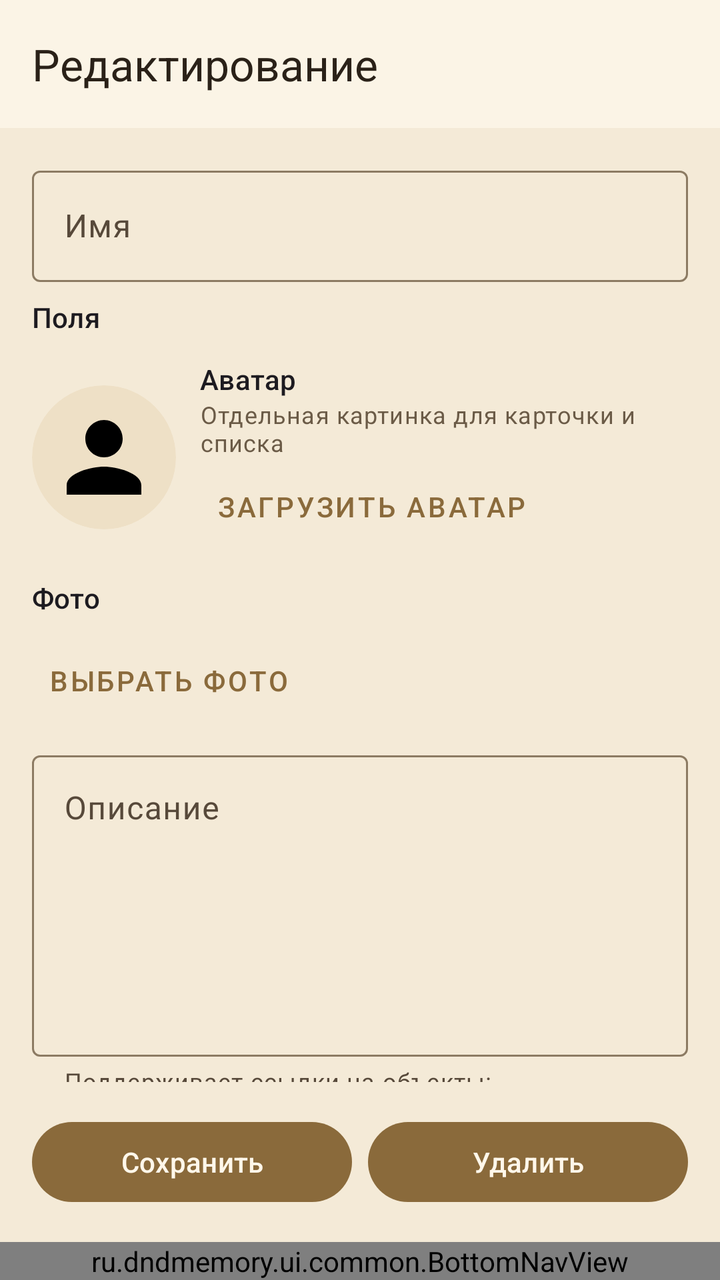
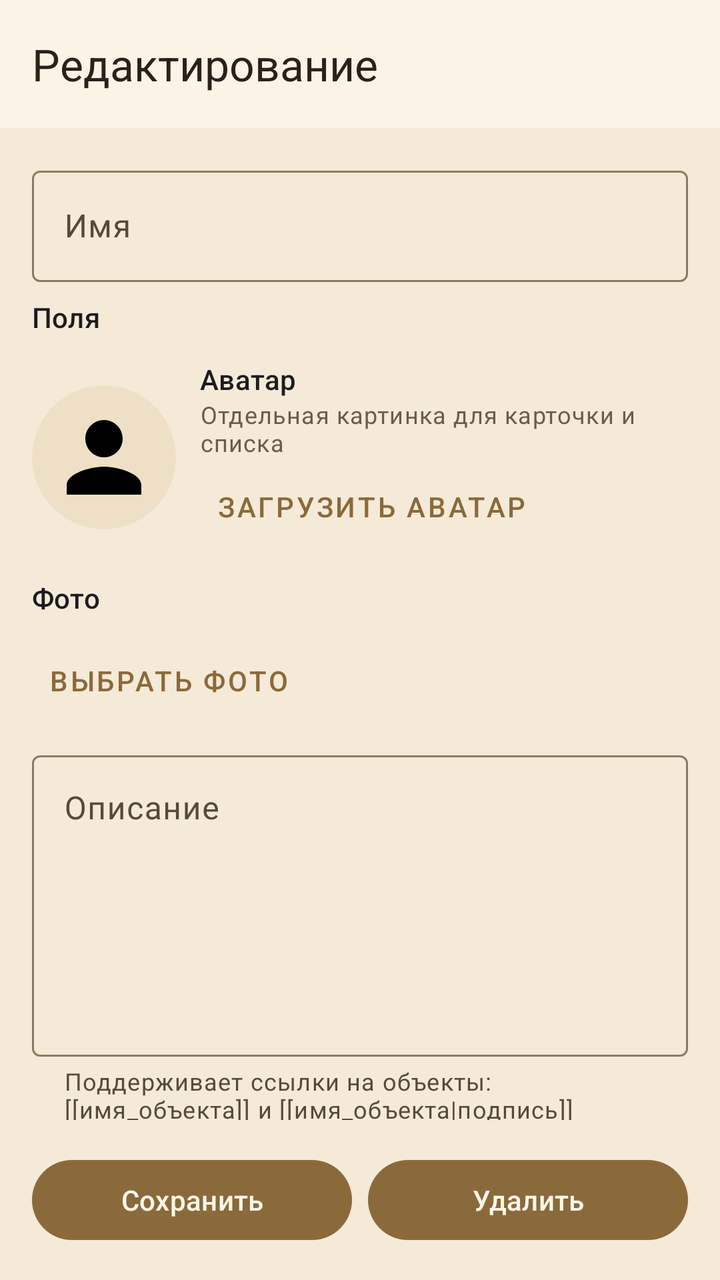

Before-and-after screenshots of an Android layout around one commit, followed by the original layout XML and the change that was made.
<!-- AndroidManifest.xml: application theme Theme.DnDMemory -->
<!-- res/layout/activity_entity_edit.xml -->
<?xml version="1.0" encoding="utf-8"?>
<LinearLayout xmlns:android="http://schemas.android.com/apk/res/android"
    xmlns:app="http://schemas.android.com/apk/res-auto"
    android:layout_width="match_parent"
    android:layout_height="match_parent"
    android:orientation="vertical">

    <com.google.android.material.appbar.MaterialToolbar
        style="@style/Widget.DnDMemory.Toolbar"
        android:id="@+id/entity_edit_toolbar"
        android:layout_width="match_parent"
        android:layout_height="?attr/actionBarSize"
        app:title="@string/entity_edit_title_edit" />

    <androidx.core.widget.NestedScrollView
        android:layout_width="match_parent"
        android:layout_height="0dp"
        android:layout_weight="1"
        android:clipToPadding="false"
        android:paddingBottom="72dp">

        <LinearLayout
            android:layout_width="match_parent"
            android:layout_height="wrap_content"
            android:orientation="vertical"
            android:padding="16dp">

            <com.google.android.material.textfield.TextInputLayout
                android:id="@+id/entity_edit_name_group"
                android:layout_width="match_parent"
                android:layout_height="wrap_content"
                android:hint="@string/entity_edit_name">

                <com.google.android.material.textfield.TextInputEditText
                    android:id="@+id/entity_edit_name_input"
                    android:layout_width="match_parent"
                    android:layout_height="wrap_content"
                    android:inputType="textCapSentences"
                    android:maxLines="1" />
            </com.google.android.material.textfield.TextInputLayout>

            <TextView
                android:id="@+id/entity_edit_fields_title"
                android:layout_width="match_parent"
                android:layout_height="wrap_content"
                android:layout_marginTop="8dp"
                android:text="@string/entity_detail_fields"
                android:textAppearance="?attr/textAppearanceTitleSmall" />

            
            <com.google.android.material.textfield.TextInputLayout
                android:id="@+id/entity_edit_race_group"
                android:layout_width="match_parent"
                android:layout_height="wrap_content"
                android:hint="@string/attr_race"
                android:visibility="gone">

                <com.google.android.material.textfield.MaterialAutoCompleteTextView
                    android:id="@+id/entity_edit_race_input"
                    style="@style/Widget.Material3.AutoCompleteTextView.OutlinedBox"
                    android:layout_width="match_parent"
                    android:layout_height="wrap_content"
                    android:completionThreshold="1"
                    android:inputType="textCapSentences"
                    android:maxLines="1" />
            </com.google.android.material.textfield.TextInputLayout>

            
            <com.google.android.material.textfield.TextInputLayout
                android:id="@+id/entity_edit_gender_group"
                style="@style/Widget.Material3.TextInputLayout.OutlinedBox.ExposedDropdownMenu"
                android:layout_width="match_parent"
                android:layout_height="wrap_content"
                android:hint="@string/attr_gender"
                android:visibility="gone">

                <com.google.android.material.textfield.MaterialAutoCompleteTextView
                    android:id="@+id/entity_edit_gender"
                    android:layout_width="match_parent"
                    android:layout_height="wrap_content"
                    android:inputType="none" />
            </com.google.android.material.textfield.TextInputLayout>

            
            <com.google.android.material.textfield.TextInputLayout
                android:id="@+id/entity_edit_klass_group"
                android:layout_width="match_parent"
                android:layout_height="wrap_content"
                android:hint="@string/attr_klass"
                android:visibility="gone">

                <com.google.android.material.textfield.MaterialAutoCompleteTextView
                    android:id="@+id/entity_edit_klass_input"
                    style="@style/Widget.Material3.AutoCompleteTextView.OutlinedBox"
                    android:layout_width="match_parent"
                    android:layout_height="wrap_content"
                    android:completionThreshold="1"
                    android:inputType="textCapSentences"
                    android:maxLines="1" />
            </com.google.android.material.textfield.TextInputLayout>

            <com.google.android.material.textfield.TextInputLayout
                android:id="@+id/entity_edit_player_group"
                style="@style/Widget.Material3.TextInputLayout.OutlinedBox.ExposedDropdownMenu"
                android:layout_width="match_parent"
                android:layout_height="wrap_content"
                android:hint="@string/attr_player_name"
                android:visibility="gone"
                app:endIconMode="dropdown_menu">

                <com.google.android.material.textfield.MaterialAutoCompleteTextView
                    android:id="@+id/entity_edit_player"
                    android:layout_width="match_parent"
                    android:layout_height="wrap_content"
                    android:inputType="none" />
            </com.google.android.material.textfield.TextInputLayout>

            
            <com.google.android.material.textfield.TextInputLayout
                android:id="@+id/entity_edit_location_type_group"
                android:layout_width="match_parent"
                android:layout_height="wrap_content"
                android:hint="Тип локации"
                android:visibility="gone">

                <com.google.android.material.textfield.MaterialAutoCompleteTextView
                    android:id="@+id/entity_edit_location_type"
                    style="@style/Widget.Material3.AutoCompleteTextView.OutlinedBox"
                    android:layout_width="match_parent"
                    android:layout_height="wrap_content"
                    android:completionThreshold="1"
                    android:inputType="textCapSentences"
                    android:maxLines="1" />
            </com.google.android.material.textfield.TextInputLayout>

            <com.google.android.material.textfield.TextInputLayout
                android:id="@+id/entity_edit_item_type_group"
                android:layout_width="match_parent"
                android:layout_height="wrap_content"
                android:hint="Тип предмета"
                android:visibility="gone">

                <com.google.android.material.textfield.MaterialAutoCompleteTextView
                    android:id="@+id/entity_edit_item_type"
                    style="@style/Widget.Material3.AutoCompleteTextView.OutlinedBox"
                    android:layout_width="match_parent"
                    android:layout_height="wrap_content"
                    android:completionThreshold="1"
                    android:inputType="textCapSentences"
                    android:maxLines="1" />
            </com.google.android.material.textfield.TextInputLayout>

            <com.google.android.material.textfield.TextInputLayout
                android:id="@+id/entity_edit_short_group"
                android:layout_width="match_parent"
                android:layout_height="wrap_content"
                android:hint="@string/attr_short_description"
                android:visibility="gone">

                <com.google.android.material.textfield.TextInputEditText
                    android:id="@+id/entity_edit_short_input"
                    android:layout_width="match_parent"
                    android:layout_height="wrap_content"
                    android:inputType="textCapSentences"
                    android:maxLines="2" />
            </com.google.android.material.textfield.TextInputLayout>

            
            <com.google.android.material.textfield.TextInputLayout
                android:id="@+id/entity_edit_owner_link_group"
                android:layout_width="match_parent"
                android:layout_height="wrap_content"
                android:hint="@string/entity_owner_link_hint"
                android:visibility="gone"
                app:helperText="@string/entity_owner_link_helper">

                <com.google.android.material.textfield.MaterialAutoCompleteTextView
                    android:id="@+id/entity_edit_owner_link"
                    style="@style/Widget.Material3.AutoCompleteTextView.OutlinedBox"
                    android:layout_width="match_parent"
                    android:layout_height="wrap_content"
                    android:inputType="textCapSentences"
                    android:maxLines="1" />
            </com.google.android.material.textfield.TextInputLayout>

            
            <LinearLayout
                android:id="@+id/entity_edit_items_group"
                android:layout_width="match_parent"
                android:layout_height="wrap_content"
                android:orientation="vertical"
                android:visibility="gone">

                <TextView
                    android:layout_width="match_parent"
                    android:layout_height="wrap_content"
                    android:layout_marginTop="8dp"
                    android:text="@string/attr_items"
                    android:textAppearance="?attr/textAppearanceTitleSmall" />

                <LinearLayout
                    android:id="@+id/entity_edit_items"
                    android:layout_width="match_parent"
                    android:layout_height="wrap_content"
                    android:orientation="vertical" />

                <com.google.android.material.button.MaterialButton
                    android:id="@+id/entity_edit_add_item"
                    style="?attr/materialButtonOutlinedStyle"
                    android:layout_width="wrap_content"
                    android:layout_height="wrap_content"
                    android:text="@string/entity_item_add" />
            </LinearLayout>

                
                <LinearLayout
                    android:layout_width="match_parent"
                    android:layout_height="wrap_content"
                    android:layout_marginTop="12dp"
                    android:gravity="center_vertical"
                    android:orientation="horizontal">

                    <ImageView
                        android:id="@+id/entity_edit_avatar"
                        android:layout_width="72dp"
                        android:layout_height="72dp"
                        android:background="@drawable/bg_avatar"
                        android:clipToOutline="true"
                        android:contentDescription="@string/entity_avatar"
                        android:padding="8dp"
                        android:scaleType="centerCrop"
                        android:src="@drawable/ic_hero" />

                    <LinearLayout
                        android:layout_width="0dp"
                        android:layout_height="wrap_content"
                        android:layout_marginStart="12dp"
                        android:layout_weight="1"
                        android:orientation="vertical">

                        <TextView
                            android:layout_width="match_parent"
                            android:layout_height="wrap_content"
                            android:text="@string/entity_avatar"
                            android:textAppearance="?attr/textAppearanceLabelLarge" />

                        <TextView
                            android:layout_width="match_parent"
                            android:layout_height="wrap_content"
                            android:text="@string/entity_avatar_hint"
                            android:textAppearance="?attr/textAppearanceBodySmall"
                            android:textColor="@color/text_muted" />

                        <LinearLayout
                            android:layout_width="match_parent"
                            android:layout_height="wrap_content"
                            android:orientation="horizontal">

                            <com.google.android.material.button.MaterialButton
                                android:id="@+id/entity_edit_avatar_pick"
                                style="@style/Widget.MaterialComponents.Button.TextButton"
                                android:layout_width="wrap_content"
                                android:layout_height="wrap_content"
                                android:text="@string/entity_avatar_pick" />

                            <com.google.android.material.button.MaterialButton
                                android:id="@+id/entity_edit_avatar_clear"
                                style="@style/Widget.MaterialComponents.Button.TextButton"
                                android:layout_width="wrap_content"
                                android:layout_height="wrap_content"
                                android:text="@string/entity_avatar_clear"
                                android:visibility="gone" />
                        </LinearLayout>
                    </LinearLayout>
                </LinearLayout>

                
                <LinearLayout
                    android:id="@+id/entity_edit_photo_group"
                    android:layout_width="match_parent"
                    android:layout_height="wrap_content"
                    android:layout_marginTop="12dp"
                    android:orientation="vertical">

                    <TextView
                        android:layout_width="match_parent"
                        android:layout_height="wrap_content"
                        android:text="@string/entity_photo"
                        android:textAppearance="?attr/textAppearanceLabelLarge" />

                    <LinearLayout
                        android:id="@+id/entity_edit_files"
                        android:layout_width="match_parent"
                        android:layout_height="wrap_content"
                        android:layout_marginTop="8dp"
                        android:orientation="vertical" />

                    <ImageView
                        android:id="@+id/entity_edit_photo"
                        android:layout_width="match_parent"
                        android:layout_height="180dp"
                        android:layout_marginTop="8dp"
                        android:background="@color/colorSurfaceVariant"
                        android:contentDescription="@string/entity_photo"
                        android:scaleType="centerCrop"
                        android:visibility="gone" />

                    <LinearLayout
                        android:layout_width="match_parent"
                        android:layout_height="wrap_content"
                        android:orientation="horizontal">

                        <com.google.android.material.button.MaterialButton
                            android:id="@+id/entity_edit_photo_pick"
                            style="@style/Widget.MaterialComponents.Button.TextButton"
                            android:layout_width="wrap_content"
                            android:layout_height="wrap_content"
                            android:text="@string/entity_photo_pick" />

                        <com.google.android.material.button.MaterialButton
                            android:id="@+id/entity_edit_photo_clear"
                            style="@style/Widget.MaterialComponents.Button.TextButton"
                            android:layout_width="wrap_content"
                            android:layout_height="wrap_content"
                            android:text="@string/entity_photo_clear"
                            android:visibility="gone" />
                    </LinearLayout>
                </LinearLayout>

                <com.google.android.material.textfield.TextInputLayout
                android:layout_width="match_parent"
                android:layout_height="wrap_content"
                android:layout_marginTop="8dp"
                android:hint="@string/entity_edit_description"
                app:helperText="@string/entity_edit_description_hint">

                <com.google.android.material.textfield.TextInputEditText
                    android:id="@+id/entity_edit_description_input"
                    android:layout_width="match_parent"
                    android:layout_height="wrap_content"
                    android:gravity="top"
                    android:inputType="textMultiLine"
                    android:minLines="6" />
            </com.google.android.material.textfield.TextInputLayout>
        </LinearLayout>
    </androidx.core.widget.NestedScrollView>

    <LinearLayout
        android:layout_width="match_parent"
        android:layout_height="wrap_content"
        android:orientation="horizontal"
        android:padding="16dp">

        <com.google.android.material.button.MaterialButton
            android:id="@+id/entity_edit_save"
            android:layout_width="0dp"
            android:layout_height="wrap_content"
            android:layout_weight="1"
            android:text="@string/action_save" />

        <com.google.android.material.button.MaterialButton
            android:id="@+id/entity_edit_delete"
            android:layout_width="0dp"
            android:layout_height="wrap_content"
            android:layout_weight="1"
            android:layout_marginStart="8dp"
            android:text="@string/action_delete" />
    </LinearLayout>

    <ProgressBar
        android:id="@+id/entity_edit_progress"
        android:layout_width="wrap_content"
        android:layout_height="wrap_content"
        android:layout_gravity="center_horizontal"
        android:visibility="gone" />

    <ru.dndmemory.ui.common.BottomNavView
        android:id="@+id/entity_edit_bottom"
        android:layout_width="match_parent"
        android:layout_height="wrap_content" />
</LinearLayout>
<!-- resources referenced by this layout -->
<resources>
  <color name="colorSurfaceVariant">#EEE0C6</color>
  <color name="text_muted">#6B5B47</color>
  <!-- drawable bg_avatar (drawable) -->
  <shape xmlns:android="http://schemas.android.com/apk/res/android"
      android:shape="oval">
      <solid android:color="@color/colorSurfaceVariant" />
  </shape>
  <!-- drawable ic_hero (drawable) -->
  <?xml version="1.0" encoding="utf-8"?>
  <vector xmlns:android="http://schemas.android.com/apk/res/android"
      android:width="24dp"
      android:height="24dp"
      android:viewportWidth="24"
      android:viewportHeight="24">
      <path
          android:fillColor="#FF000000"
          android:pathData="M12,12c2.21,0 4,-1.79 4,-4s-1.79,-4 -4,-4 -4,1.79 -4,4 1.79,4 4,4zM12,14c-2.67,0 -8,1.34 -8,4v2h16v-2c0,-2.66 -5.33,-4 -8,-4z" />
  </vector>
  <string name="action_delete">Удалить</string>
  <string name="action_save">Сохранить</string>
  <string name="attr_gender">Пол</string>
  <string name="attr_items">Предметы</string>
  <string name="attr_klass">Класс персонажа</string>
  <string name="attr_player_name">Игрок</string>
  <string name="attr_race">Раса</string>
  <string name="attr_short_description">Краткое описание</string>
  <string name="entity_avatar">Аватар</string>
  <string name="entity_avatar_clear">Убрать</string>
  <string name="entity_avatar_hint">Отдельная картинка для карточки и списка</string>
  <string name="entity_avatar_pick">Загрузить аватар</string>
  <string name="entity_detail_fields">Поля</string>
  <string name="entity_edit_description">Описание</string>
  <string name="entity_edit_description_hint">Поддерживает ссылки на объекты: [[имя_объекта]] и [[имя_объекта|подпись]]</string>
  <string name="entity_edit_name">Имя</string>
  <string name="entity_edit_title_edit">Редактирование</string>
  <string name="entity_item_add">Добавить предмет</string>
  <string name="entity_owner_link_helper">Начните вводить имя героя или персонажа</string>
  <string name="entity_owner_link_hint">Владелец</string>
  <string name="entity_photo">Фото</string>
  <string name="entity_photo_clear">Убрать</string>
  <string name="entity_photo_pick">Выбрать фото</string>
  <style name="Widget.DnDMemory.Toolbar" parent="Widget.Material3.Toolbar">
          <item name="android:background">?attr/colorSurface</item>
          <item name="titleTextColor">?attr/colorOnSurface</item>
      </style>
  <color name="colorPrimary">#8A6A3B</color>
  <color name="colorPrimaryDark">#5E4525</color>
  <color name="colorOnPrimary">#FFF7EA</color>
  <color name="colorPrimaryContainer">#EBDCC2</color>
  <color name="colorOnPrimaryContainer">#3A2A14</color>
  <color name="colorSecondary">#B98B2E</color>
  <color name="colorOnSecondary">#FFF8EA</color>
  <color name="colorSurface">#FBF4E6</color>
  <color name="colorOnSurface">#2A2118</color>
  <color name="colorOnSurfaceVariant">#57493A</color>
  <color name="colorBackground">#F4EAD7</color>
  <color name="colorOnBackground">#2A2118</color>
  <color name="colorError">#A3231C</color>
  <color name="colorOnError">#FFFFFF</color>
  <color name="colorOutline">#8C7B63</color>
  <!-- unchanged entries left out for length: 1 -->
</resources>

<!-- the commit's change to res/layout/activity_entity_edit.xml (unified diff, before → after) -->
@@ -373,9 +373,4 @@
         android:layout_height="wrap_content"
         android:layout_gravity="center_horizontal"
         android:visibility="gone" />
-
-    <ru.dndmemory.ui.common.BottomNavView
-        android:id="@+id/entity_edit_bottom"
-        android:layout_width="match_parent"
-        android:layout_height="wrap_content" />
 </LinearLayout>
